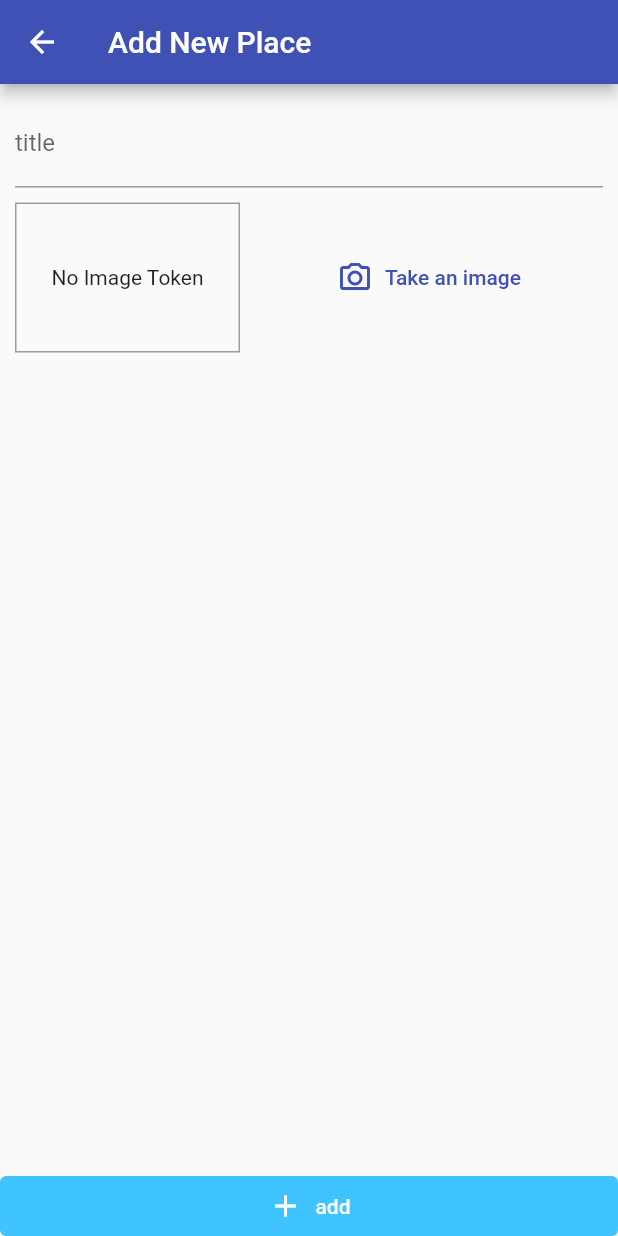
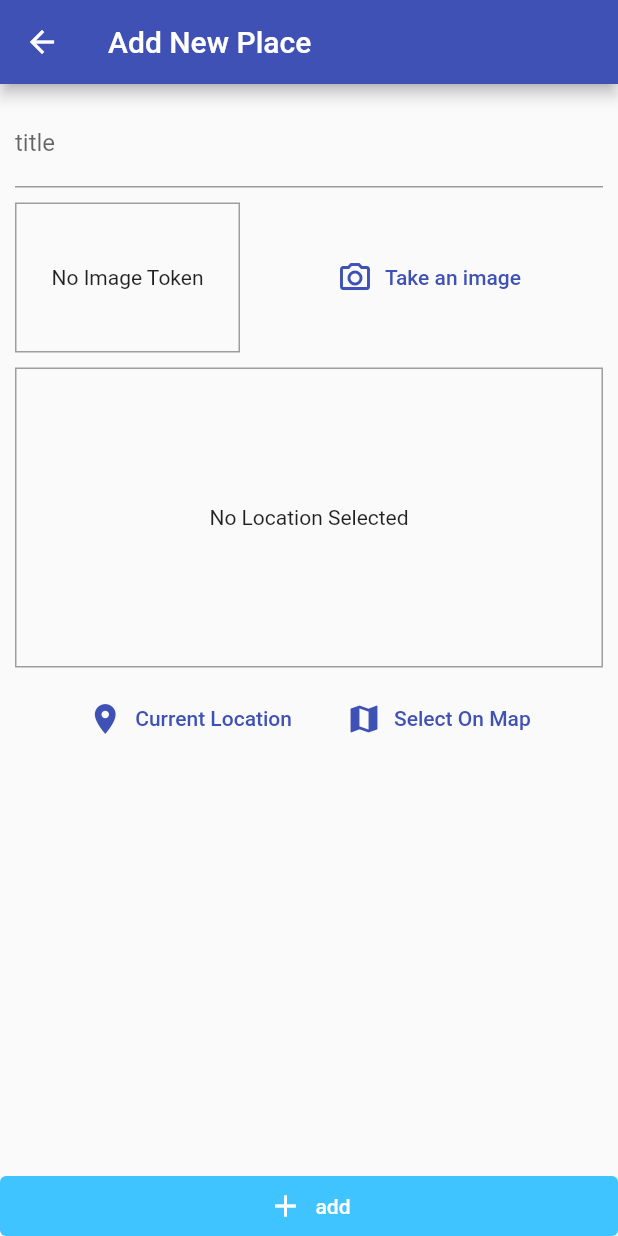
Before and after one commit to MohamedAbdElsatar/Great-Places, a Flutter app: the screen it shows after launch, after a tap on the "add" icon, on a phone screen of 412 x 824 dp. Run offline on Flutter 3.47's test engine with Material 2 defaults, Android fonts, the phone set to English and light mode, and no system bars; our stand-ins replace image_picker, location, sqflite; accounts and stored records are empty.

Commit message:
Select Current Location

```diff
--- a/lib/helper/db_helper.dart
+++ b/lib/helper/db_helper.dart
@@ -29,7 +29,8 @@ class DBHelper {
   static Future<void> deleteData(String table,String id)async{
 
     final dbSql = await DBHelper.database();
+     print('deleted item$id');
+    dbSql.delete(table,where:'id = ?',whereArgs: [id]);
 
-   await dbSql.delete(table,where:'id = ?',whereArgs: [id]);
   }
 }
--- /dev/null
+++ b/lib/helper/location_helper.dart
@@ -0,0 +1,17 @@
+const String GOOGLE_API_KEY ='AIzaSyAT_tZYA-kKuyE-Sh8fjdpEkUzH1C-KZ2c';
+
+ class LocationHelper{
+
+static String generateLocationPreviewImage(double latitude,  double longitude)  {
+
+   return 'https://maps.googleapis.com/maps/api/staticmap?center=&$latitude,$longitude&zoom=16&size=600x300&maptype=roadmap&markers=color:red%7Clabel:A%7C$latitude,$longitude&key=$GOOGLE_API_KEY';
+  }
+
+
+
+ }
+
+// 'https://maps.googleapis.com/maps/api/staticmap?center=Brooklyn+Bridge,New+York,NY&zoom=13&size=600x300&maptype=roadmap
+// &markers=color:blue%7Clabel:S%7C 40.702147,-74.015794&markers=color:green%7Clabel:G%7C40.711614,-74.012318
+// &markers=color:red%7Clabel:C%7C40.718217,-73.998284
+// &key=AIzaSyBQesMHl37CR0VFXEblL26lIfG2toDT794'
--- a/lib/providers/places.dart
+++ b/lib/providers/places.dart
@@ -2,7 +2,7 @@ import 'dart:io';
 
 import 'package:flutter/material.dart';
 import 'package:great_places/helper/db_helper.dart';
-import '../models/great_places.dart';
+import '../models/place_model.dart';
 
 class Places with ChangeNotifier {
   List<PlaceModel> _places = [];
@@ -40,12 +40,11 @@ class Places with ChangeNotifier {
             location: null))
         .toList();
 
-        notifyListeners();
+    notifyListeners();
   }
 
- Future <void> deletePlace(String id) async{
-
-    await DBHelper.deleteData('user_place', id);
+  void deletePlace(String id) {
+    DBHelper.deleteData('user_place', id);
     notifyListeners();
   }
 }
--- a/lib/screens/add_place.dart
+++ b/lib/screens/add_place.dart
@@ -3,6 +3,7 @@ import 'dart:io';
 import 'package:flutter/material.dart';
 import 'package:great_places/providers/places.dart';
 import 'package:great_places/widgets/image_input.dart';
+import 'package:great_places/widgets/location_input.dart';
 import 'package:provider/provider.dart';
 
 class AddPlace extends StatefulWidget {
@@ -26,8 +27,8 @@ class _AddPlaceState extends State<AddPlace> {
       showDialog(
           context: context,
           builder: (ctx) => AlertDialog(
-            title: Text('Can not add place!'),
-               content:Text('Title or Image could be Empty please check it') ,
+                title: Text('Can not add place!'),
+                content: Text('Title or Image could be Empty please check it'),
                 actions: [
                   TextButton(
                       onPressed: () {
@@ -65,6 +66,9 @@ class _AddPlaceState extends State<AddPlace> {
                     ),
                     SizedBox(height: 10),
                     ImageInput(_selectImage),
+                   SizedBox(height: 10),
+                   LocationInput(),
+
                   ],
                 ),
               ),
--- a/lib/screens/places_list.dart
+++ b/lib/screens/places_list.dart
@@ -20,12 +20,14 @@ class PlacesListScreen extends StatelessWidget {
       ),
       body: FutureBuilder(
         future: Provider.of<Places>(context).fetchAndSetData(),
-        builder: (ctx, snShotData) => snShotData.connectionState ==
-                ConnectionState.waiting
-            ? Center(
-                child: CircularProgressIndicator(),
-              )
-            : Consumer<Places>(
+        builder: (ctx, snShotData) =>
+            // snShotData.connectionState ==
+            //         ConnectionState.waiting
+            //     ? Center(
+            //         child: CircularProgressIndicator(),
+            //       )
+            //     :
+            Consumer<Places>(
           child: Center(
             child: const Text('Got no places yet, start adding some!'),
           ),
@@ -50,7 +52,7 @@ class PlacesListScreen extends StatelessWidget {
                       ),
                       color: Theme.of(context).errorColor,
                       onPressed: () {
-                              //delete Place ...
+                      Provider.of<Places>(context,listen: false).deletePlace(placeData.places[i].id);
                       },
                     ),
                   ),
--- /dev/null
+++ b/lib/widgets/location_input.dart
@@ -0,0 +1,70 @@
+import 'package:flutter/material.dart';
+import 'package:great_places/helper/location_helper.dart';
+import 'package:location/location.dart';
+
+class LocationInput extends StatefulWidget {
+  @override
+  _LocationInputState createState() => _LocationInputState();
+}
+
+class _LocationInputState extends State<LocationInput> {
+
+
+  String? _previewImageUrl;
+
+  Future<void> _getCurrentUserLocation() async {
+    final locData = await Location().getLocation();
+    dynamic staticMapImageUrl = LocationHelper.generateLocationPreviewImage(
+       locData.latitude!,
+     locData.longitude!,
+    );
+
+    print(staticMapImageUrl);
+    // setState(() {
+    //   _previewImageUrl = staticMapImageUrl ;
+    // });
+  }
+
+  @override
+  Widget build(BuildContext context) {
+    return Column(
+      children: [
+        Container(
+          height: 200,
+          width: double.infinity,
+          child: _previewImageUrl != null
+              ?
+               Image.network(
+                  _previewImageUrl!,
+                  fit: BoxFit.cover,
+                ):Text('No Location Selected ', textAlign: TextAlign.center)
+
+          ,decoration: BoxDecoration(
+            border: Border.all(width: 1.0, color: Colors.grey),
+          ),
+          alignment: Alignment.center,
+        ),
+        SizedBox(
+          height: 10,
+        ),
+        Row(
+          mainAxisAlignment: MainAxisAlignment.center,
+          children: [
+            TextButton.icon(
+              onPressed: _getCurrentUserLocation,
+              icon: Icon(Icons.location_on),
+              label: Text('Current Location'),
+            ),
+            SizedBox(
+              width: 20,
+            ),
+            TextButton.icon(
+                onPressed: () {},
+                icon: Icon(Icons.map),
+                label: Text('Select On Map'))
+          ],
+        )
+      ],
+    );
+  }
+}
--- a/pubspec.yaml
+++ b/pubspec.yaml
@@ -29,6 +29,7 @@ dependencies:
   path_provider: ^2.0.2
   path: ^1.8.0
   sqflite: ^2.0.0+3
+  location: ^4.3.0
   # The following adds the Cupertino Icons font to your application.
   # Use with the CupertinoIcons class for iOS style icons.
   cupertino_icons: ^1.0.2
```
Also changed, not shown: lib/models/place_model.dart (renamed from lib/models/great_places.dart), pubspec.lock, 3 other files. Lines whose indentation alone changed are shown as unchanged.
